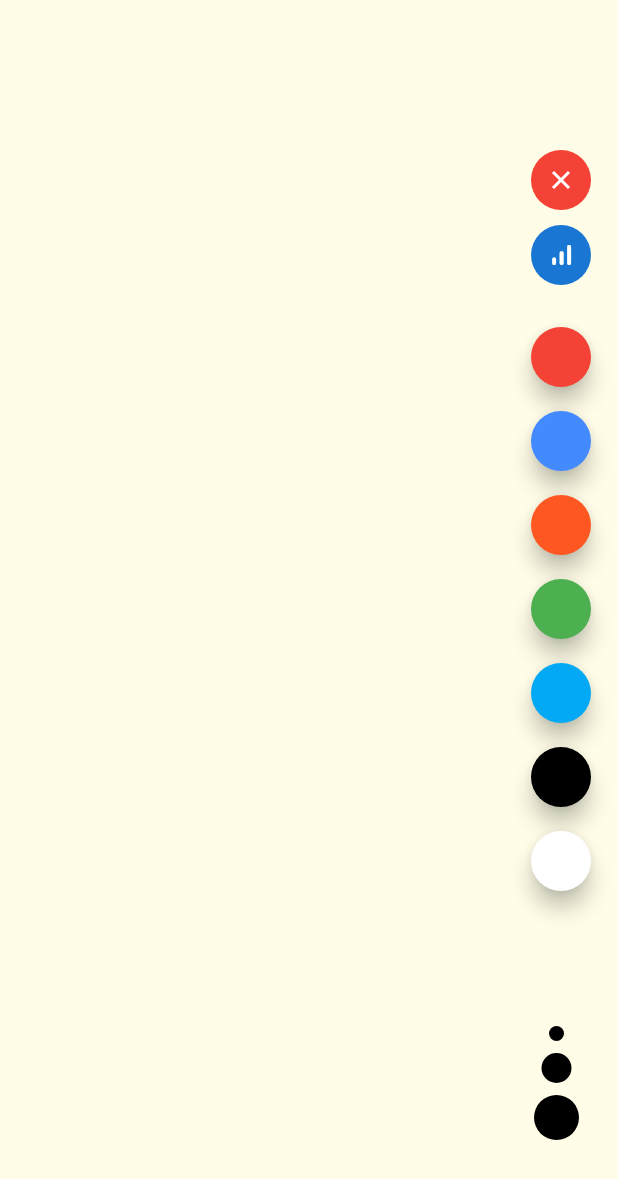
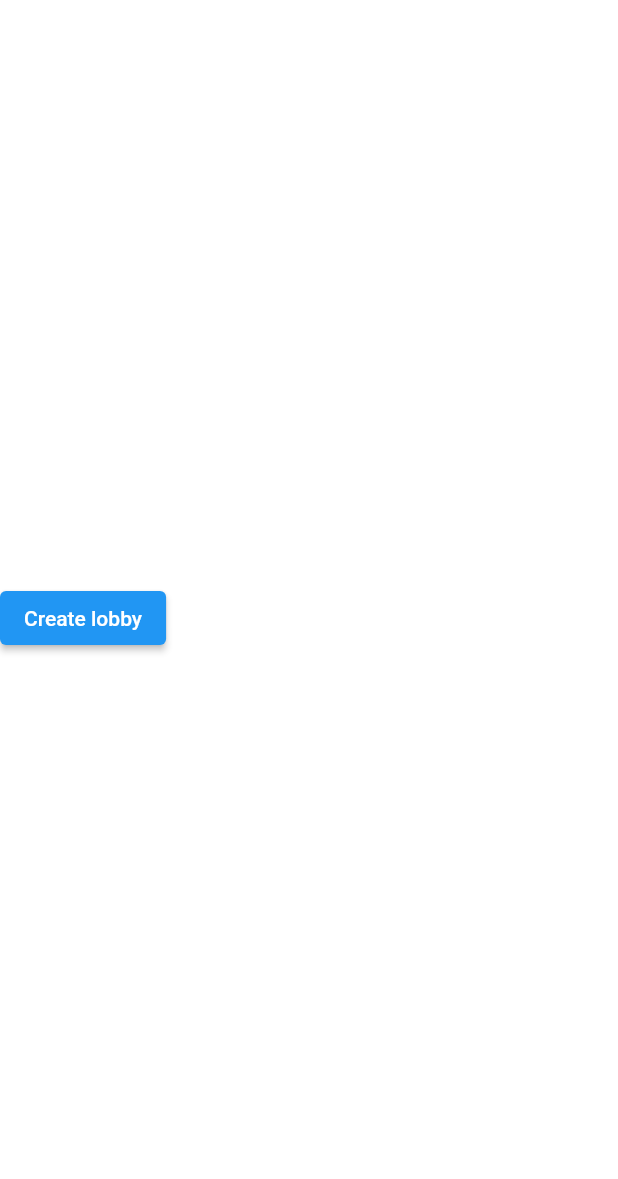
Before and after one commit to MatijaNovosel/scribble, a Flutter app: the screen it shows after launch, on a phone screen of 412 x 824 dp. Shown: the top 1179 px of the screen. Run offline on Flutter 3.47's test engine with Material 2 defaults, Android fonts, the phone set to English and light mode, and no system bars; our stand-ins replace socket_io_client.

Commit message:
Routing, pre lobby screen

```diff
--- /dev/null
+++ b/lib/infrastructure/socketManager.dart
@@ -0,0 +1,22 @@
+import 'package:socket_io_client/socket_io_client.dart';
+
+class SocketManager {
+  Socket? socket;
+
+  void connect() {
+    print("connecting ...");
+    try {
+      socket = io('http://10.0.2.2:3000', <String, dynamic>{
+        'transports': ['websocket'],
+        'autoConnect': false,
+      });
+      socket?.connect();
+      socket?.onConnect((_) {
+        print("Connected to socket!");
+      });
+      socket?.onDisconnect((_) => print('Disconnected!'));
+    } catch (e) {
+      print(e.toString());
+    }
+  }
+}
--- a/lib/main.dart
+++ b/lib/main.dart
@@ -1,22 +1,27 @@
+import 'package:scribble/pages/preLobby.dart';
+import 'package:scribble/routes.dart';
+import 'infrastructure/socketManager.dart';
 import 'pages/drawingPage.dart';
 import 'package:flutter/material.dart';
 
 void main() {
-  runApp(const MyApp());
+  runApp(MyApp());
 }
 
 class MyApp extends StatelessWidget {
-  const MyApp({Key? key}) : super(key: key);
+  MyApp({Key? key}) : super(key: key);
+  final SocketManager socketManager = SocketManager();
 
   @override
   Widget build(BuildContext context) {
     return MaterialApp(
+      initialRoute: preLobby,
+      routes: {preLobby: (context) => const PreLobby(), drawingPage: (context) => const DrawingPage()},
       title: "Scribble",
       debugShowCheckedModeBanner: false,
       theme: ThemeData(
         primarySwatch: Colors.blue,
       ),
-      home: const DrawingPage(),
     );
   }
 }
--- a/lib/pages/drawingPage.dart
+++ b/lib/pages/drawingPage.dart
@@ -1,7 +1,5 @@
 import 'dart:async';
 import 'package:flutter/material.dart';
-// ignore: library_prefixes
-import 'package:socket_io_client/socket_io_client.dart' as IO;
 
 import '../models/drawnLine.dart';
 import '../infrastructure/sketcher.dart';
@@ -19,27 +17,9 @@ class _DrawingPageState extends State<DrawingPage> {
   DrawnLine? line;
   Color selectedColor = Colors.black;
   double selectedWidth = 5.0;
-  IO.Socket? socket;
 
   StreamController<List<DrawnLine?>> linesStreamController = StreamController<List<DrawnLine?>>.broadcast();
   StreamController<DrawnLine?> currentLineStreamController = StreamController<DrawnLine?>.broadcast();
-
-  void connectToSocket() {
-    print("connecting ...");
-    try {
-      socket = IO.io('http://10.0.2.2:3000', <String, dynamic>{
-        'transports': ['websocket'],
-        'autoConnect': false,
-      });
-      socket?.connect();
-      socket?.onConnect((_) {
-        print("Connected to socket!");
-      });
-      socket?.onDisconnect((_) => print('Disconnected!'));
-    } catch (e) {
-      print(e.toString());
-    }
-  }
 
   Future<void> clear() async {
     setState(() {
@@ -131,21 +111,6 @@ class _DrawingPageState extends State<DrawingPage> {
   void onPanEnd(DragEndDetails details) {
     lines = List.from(lines)..add(line);
     linesStreamController.add(lines);
-    socket?.emit(
-      "line-finished",
-      lines
-          .map(
-            (line) => line?.path.map(
-              (e) {
-                if (e != null) {
-                  return [e.dx, e.dy];
-                }
-                return [];
-              },
-            ).toList(),
-          )
-          .toList(),
-    );
   }
 
   Widget buildStrokeToolbar() {
@@ -204,19 +169,6 @@ class _DrawingPageState extends State<DrawingPage> {
           const Divider(
             height: 10.0,
           ),
-          GestureDetector(
-            onTap: connectToSocket,
-            child: const CircleAvatar(
-              child: Icon(
-                Icons.signal_cellular_alt_rounded,
-                size: 20.0,
-                color: Colors.white,
-              ),
-            ),
-          ),
-          const Divider(
-            height: 20.0,
-          ),
           buildColorButton(Colors.red),
           buildColorButton(Colors.blueAccent),
           buildColorButton(Colors.deepOrange),
--- /dev/null
+++ b/lib/pages/preLobby.dart
@@ -0,0 +1,24 @@
+import 'package:flutter/material.dart';
+
+class PreLobby extends StatefulWidget {
+  const PreLobby({Key? key}) : super(key: key);
+
+  @override
+  State<PreLobby> createState() => _PreLobbyState();
+}
+
+class _PreLobbyState extends State<PreLobby> {
+  @override
+  Widget build(BuildContext context) {
+    return Row(
+      children: [
+        ElevatedButton(
+          onPressed: () {
+            print("Hello");
+          },
+          child: const Text("Create lobby"),
+        ),
+      ],
+    );
+  }
+}
--- /dev/null
+++ b/lib/routes.dart
@@ -0,0 +1,2 @@
+const String preLobby = "/pre-lobby";
+const String drawingPage = "/drawing-pager";
```
